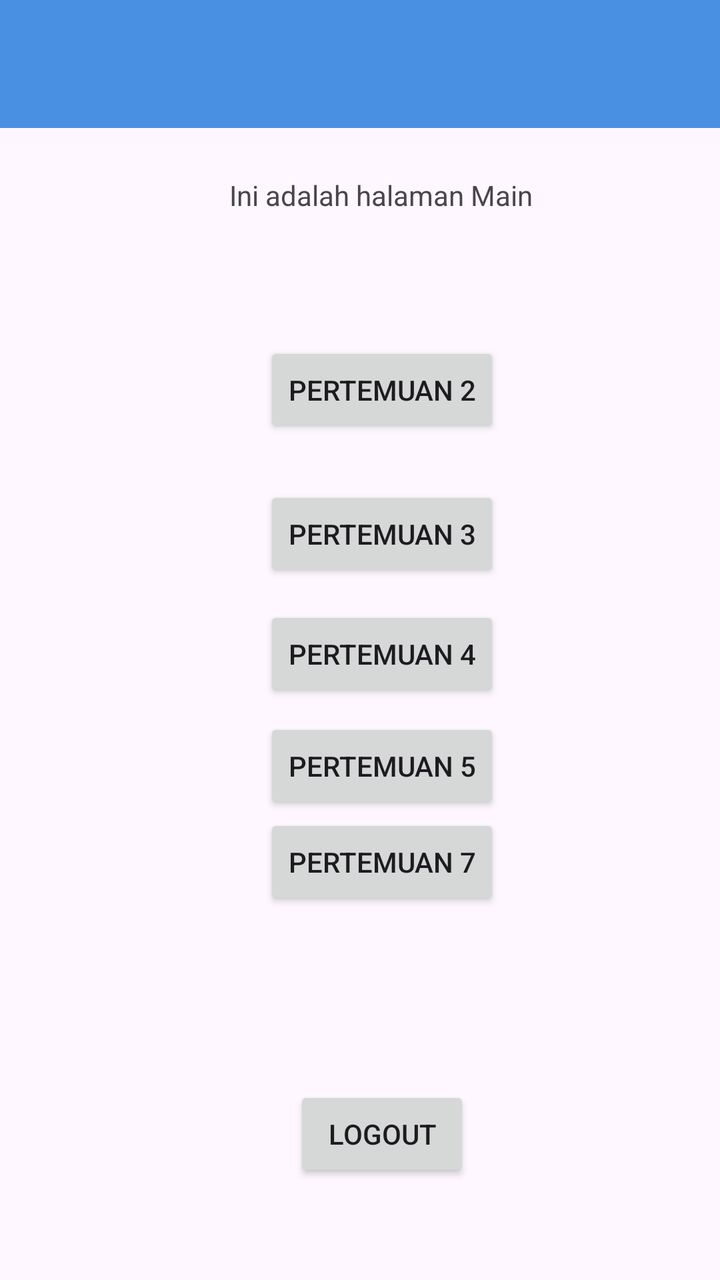
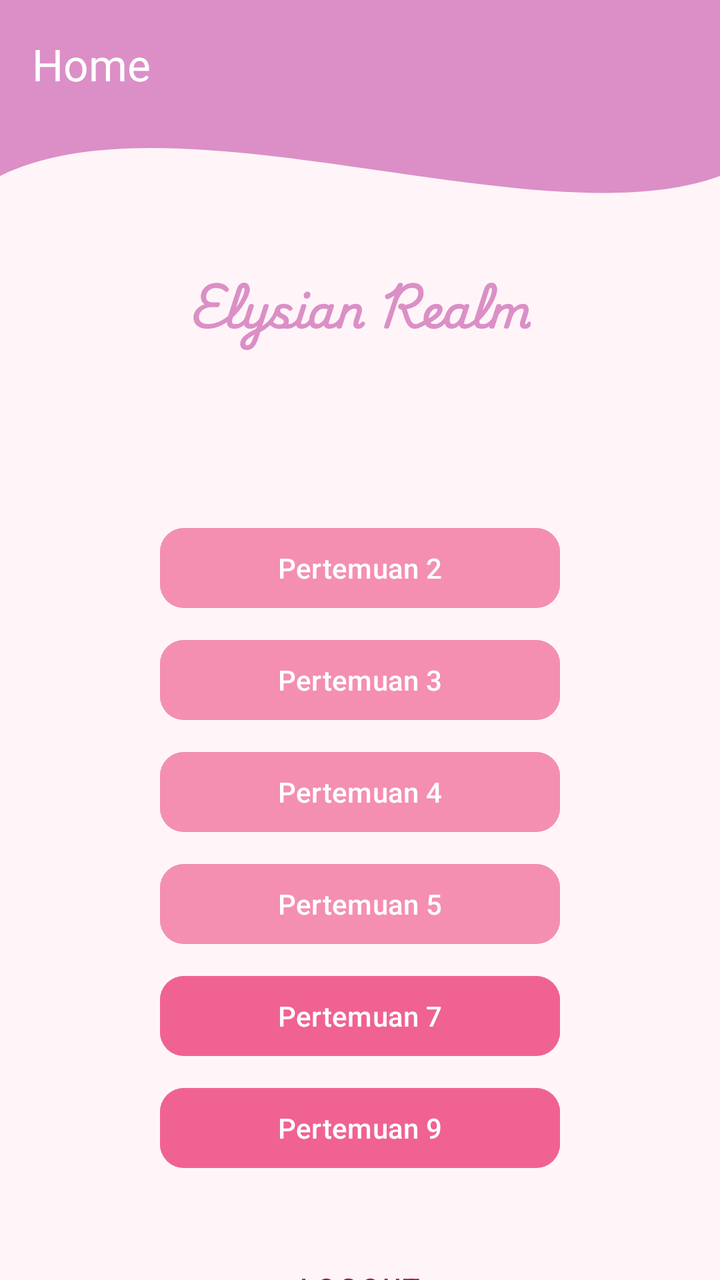

An Android layout rendered at two revisions. The XML below is the earlier revision; the diff shows what the commit changed to produce the second picture.
<!-- AndroidManifest.xml: application theme Theme.BellApps -->
<!-- res/layout/fragment_home.xml -->
<?xml version="1.0" encoding="utf-8"?>
<androidx.constraintlayout.widget.ConstraintLayout xmlns:android="http://schemas.android.com/apk/res/android"
    xmlns:tools="http://schemas.android.com/tools"
    android:layout_width="match_parent"
    android:layout_height="match_parent"
    xmlns:app="http://schemas.android.com/apk/res-auto"
    tools:context=".Home.HomeFragment">

    
    <androidx.appcompat.widget.Toolbar
        android:id="@+id/toolbar"
        android:layout_width="match_parent"
        android:layout_height="?attr/actionBarSize"
        android:background="@color/ocean_primary"
        app:layout_constraintEnd_toEndOf="parent"
        app:layout_constraintStart_toStartOf="parent"
        app:layout_constraintTop_toTopOf="parent"
        app:layout_scrollFlags="scroll|enterAlways"
        app:subtitleTextColor="@color/ocean_secondary"
        app:titleTextColor="@color/black" />

    <TextView
        android:id="@+id/textView5"
        android:layout_width="wrap_content"
        android:layout_height="wrap_content"
        android:layout_marginTop="88dp"
        android:text="Ini adalah halaman Main"

        app:layout_constraintEnd_toEndOf="parent"
        app:layout_constraintHorizontal_bias="0.55"
        app:layout_constraintStart_toStartOf="parent"
        app:layout_constraintTop_toTopOf="parent" />

    <Button
        android:id="@+id/btnlogout"
        android:layout_width="wrap_content"
        android:layout_height="wrap_content"
        android:layout_marginTop="88dp"
        android:text="logout"
        app:layout_constraintEnd_toEndOf="parent"
        app:layout_constraintHorizontal_bias="0.54"
        app:layout_constraintStart_toStartOf="parent"
        app:layout_constraintTop_toBottomOf="@+id/btnToSeventh" />

    <Button
        android:id="@+id/btnToSec"
        android:layout_width="wrap_content"
        android:layout_height="wrap_content"
        android:layout_marginTop="64dp"
        android:text="Pertemuan 2"
        app:layout_constraintEnd_toEndOf="parent"
        app:layout_constraintHorizontal_bias="0.546"
        app:layout_constraintStart_toStartOf="parent"
        app:layout_constraintTop_toBottomOf="@+id/textView5" />

    <Button
        android:id="@+id/btnToThird"
        android:layout_width="wrap_content"
        android:layout_height="wrap_content"
        android:layout_marginTop="24dp"
        android:text="Pertemuan 3"
        app:layout_constraintEnd_toEndOf="parent"
        app:layout_constraintHorizontal_bias="0.546"
        app:layout_constraintStart_toStartOf="parent"
        app:layout_constraintTop_toBottomOf="@+id/btnToSec" />

    <Button
        android:id="@+id/btnToSeventh"
        android:layout_width="wrap_content"
        android:layout_height="wrap_content"
        android:text="Pertemuan 7"
        app:layout_constraintEnd_toEndOf="parent"
        app:layout_constraintHorizontal_bias="0.546"
        app:layout_constraintStart_toStartOf="parent"
        app:layout_constraintTop_toBottomOf="@+id/btnToFifth" />

    <Button
        android:id="@+id/btnToFourth"
        android:layout_width="wrap_content"
        android:layout_height="wrap_content"
        android:layout_marginTop="12dp"
        android:text="Pertemuan 4"
        app:layout_constraintEnd_toEndOf="parent"
        app:layout_constraintHorizontal_bias="0.546"
        app:layout_constraintStart_toStartOf="parent"
        app:layout_constraintTop_toBottomOf="@+id/btnToThird" />

    <Button
        android:id="@+id/btnToFifth"
        android:layout_width="wrap_content"
        android:layout_height="wrap_content"
        android:layout_marginTop="8dp"
        android:text="Pertemuan 5"
        app:layout_constraintEnd_toEndOf="parent"
        app:layout_constraintHorizontal_bias="0.546"
        app:layout_constraintStart_toStartOf="parent"
        app:layout_constraintTop_toBottomOf="@+id/btnToFourth" />
</androidx.constraintlayout.widget.ConstraintLayout>
<!-- resources referenced by this layout -->
<resources>
  <color name="black">#FF000000</color>
  <color name="ocean_primary">#4A90E2</color>
  <color name="ocean_secondary">#B3E5FC</color>
  <style name="Theme.BellApps" parent="Base.Theme.BellApps" />
  <style name="Base.Theme.BellApps" parent="Theme.Material3.DayNight.NoActionBar">
          
          
      </style>
</resources>

<!-- the commit's change to res/layout/fragment_home.xml (unified diff, before → after) -->
@@ -4,95 +4,131 @@
     android:layout_width="match_parent"
     android:layout_height="match_parent"
     xmlns:app="http://schemas.android.com/apk/res-auto"
+    android:background="#FFF5F8"
     tools:context=".Home.HomeFragment">
 
-    
+    <View
+        android:id="@+id/background_header"
+        android:layout_width="0dp"
+        android:layout_height="220dp"
+        android:background="@drawable/bg_header_wave"
+        app:layout_constraintStart_toStartOf="parent"
+        app:layout_constraintEnd_toEndOf="parent"
+        app:layout_constraintTop_toTopOf="parent"/>
+
     <androidx.appcompat.widget.Toolbar
         android:id="@+id/toolbar"
         android:layout_width="match_parent"
         android:layout_height="?attr/actionBarSize"
-        android:background="@color/ocean_primary"
+        android:background="@android:color/transparent"
         app:layout_constraintEnd_toEndOf="parent"
         app:layout_constraintStart_toStartOf="parent"
         app:layout_constraintTop_toTopOf="parent"
-        app:layout_scrollFlags="scroll|enterAlways"
-        app:subtitleTextColor="@color/ocean_secondary"
-        app:titleTextColor="@color/black" />
+        app:title="Home"
+        app:titleTextColor="#FFFFFF" />
 
     <TextView
         android:id="@+id/textView5"
         android:layout_width="wrap_content"
         android:layout_height="wrap_content"
-        android:layout_marginTop="88dp"
-        android:text="Ini adalah halaman Main"
-
+        android:layout_marginTop="132dp"
+        android:fontFamily="@font/tegaksambung"
+        android:text="Elysian Realm"
+        android:textColor="@color/bg"
+        android:textSize="22sp"
+        android:textStyle="bold"
         app:layout_constraintEnd_toEndOf="parent"
-        app:layout_constraintHorizontal_bias="0.55"
         app:layout_constraintStart_toStartOf="parent"
         app:layout_constraintTop_toTopOf="parent" />
 
-    <Button
-        android:id="@+id/btnlogout"
-        android:layout_width="wrap_content"
+    <com.google.android.material.button.MaterialButton
+        android:id="@+id/btnToSec"
+        android:layout_width="200dp"
         android:layout_height="wrap_content"
-        android:layout_marginTop="88dp"
-        android:text="logout"
+        android:layout_marginTop="40dp"
+        android:text="Pertemuan 2"
+        android:textAllCaps="false"
+        android:backgroundTint="#F48FB1"
+        app:cornerRadius="12dp"
         app:layout_constraintEnd_toEndOf="parent"
-        app:layout_constraintHorizontal_bias="0.54"
+        app:layout_constraintStart_toStartOf="parent"
+        app:layout_constraintTop_toBottomOf="@+id/background_header" />
+
+    <com.google.android.material.button.MaterialButton
+        android:id="@+id/btnToThird"
+        android:layout_width="200dp"
+        android:layout_height="wrap_content"
+        android:layout_marginTop="8dp"
+        android:text="Pertemuan 3"
+        android:textAllCaps="false"
+        android:backgroundTint="#F48FB1"
+        app:cornerRadius="12dp"
+        app:layout_constraintEnd_toEndOf="parent"
+        app:layout_constraintStart_toStartOf="parent"
+        app:layout_constraintTop_toBottomOf="@+id/btnToSec" />
+
+    <com.google.android.material.button.MaterialButton
+        android:id="@+id/btnToFourth"
+        android:layout_width="200dp"
+        android:layout_height="wrap_content"
+        android:layout_marginTop="8dp"
+        android:text="Pertemuan 4"
+        android:textAllCaps="false"
+        android:backgroundTint="#F48FB1"
+        app:cornerRadius="12dp"
+        app:layout_constraintEnd_toEndOf="parent"
+        app:layout_constraintStart_toStartOf="parent"
+        app:layout_constraintTop_toBottomOf="@+id/btnToThird" />
+
+    <com.google.android.material.button.MaterialButton
+        android:id="@+id/btnToFifth"
+        android:layout_width="200dp"
+        android:layout_height="wrap_content"
+        android:layout_marginTop="8dp"
+        android:text="Pertemuan 5"
+        android:textAllCaps="false"
+        android:backgroundTint="#F48FB1"
+        app:cornerRadius="12dp"
+        app:layout_constraintEnd_toEndOf="parent"
+        app:layout_constraintStart_toStartOf="parent"
+        app:layout_constraintTop_toBottomOf="@+id/btnToFourth" />
+
+    <com.google.android.material.button.MaterialButton
+        android:id="@+id/btnToSeventh"
+        android:layout_width="200dp"
+        android:layout_height="wrap_content"
+        android:layout_marginTop="8dp"
+        android:text="Pertemuan 7"
+        android:textAllCaps="false"
+        android:backgroundTint="#F06292"
+        app:cornerRadius="12dp"
+        app:layout_constraintEnd_toEndOf="parent"
+        app:layout_constraintStart_toStartOf="parent"
+        app:layout_constraintTop_toBottomOf="@+id/btnToFifth" />
+
+    <com.google.android.material.button.MaterialButton
+        android:id="@+id/btnToNinth"
+        android:layout_width="200dp"
+        android:layout_height="wrap_content"
+        android:layout_marginTop="8dp"
+        android:text="Pertemuan 9"
+        android:textAllCaps="false"
+        android:backgroundTint="#F06292"
+        app:cornerRadius="12dp"
+        app:layout_constraintEnd_toEndOf="parent"
         app:layout_constraintStart_toStartOf="parent"
         app:layout_constraintTop_toBottomOf="@+id/btnToSeventh" />
 
-    <Button
-        android:id="@+id/btnToSec"
+    <com.google.android.material.button.MaterialButton
+        android:id="@+id/btnlogout"
+        style="@style/Widget.MaterialComponents.Button.TextButton"
         android:layout_width="wrap_content"
         android:layout_height="wrap_content"
-        android:layout_marginTop="64dp"
-        android:text="Pertemuan 2"
+        android:layout_marginTop="32dp"
+        android:text="Logout"
+        android:textColor="#AD1457"
         app:layout_constraintEnd_toEndOf="parent"
-        app:layout_constraintHorizontal_bias="0.546"
         app:layout_constraintStart_toStartOf="parent"
-        app:layout_constraintTop_toBottomOf="@+id/textView5" />
+        app:layout_constraintTop_toBottomOf="@+id/btnToNinth" />
 
-    <Button
-        android:id="@+id/btnToThird"
-        android:layout_width="wrap_content"
-        android:layout_height="wrap_content"
-        android:layout_marginTop="24dp"
-        android:text="Pertemuan 3"
-        app:layout_constraintEnd_toEndOf="parent"
-        app:layout_constraintHorizontal_bias="0.546"
-        app:layout_constraintStart_toStartOf="parent"
-        app:layout_constraintTop_toBottomOf="@+id/btnToSec" />
-
-    <Button
-        android:id="@+id/btnToSeventh"
-        android:layout_width="wrap_content"
-        android:layout_height="wrap_content"
-        android:text="Pertemuan 7"
-        app:layout_constraintEnd_toEndOf="parent"
-        app:layout_constraintHorizontal_bias="0.546"
-        app:layout_constraintStart_toStartOf="parent"
-        app:layout_constraintTop_toBottomOf="@+id/btnToFifth" />
-
-    <Button
-        android:id="@+id/btnToFourth"
-        android:layout_width="wrap_content"
-        android:layout_height="wrap_content"
-        android:layout_marginTop="12dp"
-        android:text="Pertemuan 4"
-        app:layout_constraintEnd_toEndOf="parent"
-        app:layout_constraintHorizontal_bias="0.546"
-        app:layout_constraintStart_toStartOf="parent"
-        app:layout_constraintTop_toBottomOf="@+id/btnToThird" />
-
-    <Button
-        android:id="@+id/btnToFifth"
-        android:layout_width="wrap_content"
-        android:layout_height="wrap_content"
-        android:layout_marginTop="8dp"
-        android:text="Pertemuan 5"
-        app:layout_constraintEnd_toEndOf="parent"
-        app:layout_constraintHorizontal_bias="0.546"
-        app:layout_constraintStart_toStartOf="parent"
-        app:layout_constraintTop_toBottomOf="@+id/btnToFourth" />
 </androidx.constraintlayout.widget.ConstraintLayout>
<!-- resource entries referenced after the edit -->
@@ -1,8 +1,24 @@
 <!-- resources referenced by this layout -->
 <resources>
-  <color name="black">#FF000000</color>
-  <color name="ocean_primary">#4A90E2</color>
-  <color name="ocean_secondary">#B3E5FC</color>
+  <color name="bg">#DB8FC6</color>
+  <!-- drawable bg_header_wave (drawable) -->
+  <vector xmlns:android="http://schemas.android.com/apk/res/android"
+      android:width="100dp"
+      android:height="100dp"
+      android:viewportWidth="100"
+      android:viewportHeight="100">
+  
+      <path
+          android:fillColor="@color/bg"
+          android:pathData="
+              M0,0
+              L100,0
+              L100,40
+              C 75,55
+                25,20
+                0,40
+              Z" />
+  </vector>
   <style name="Theme.BellApps" parent="Base.Theme.BellApps" />
   <style name="Base.Theme.BellApps" parent="Theme.Material3.DayNight.NoActionBar">
           
